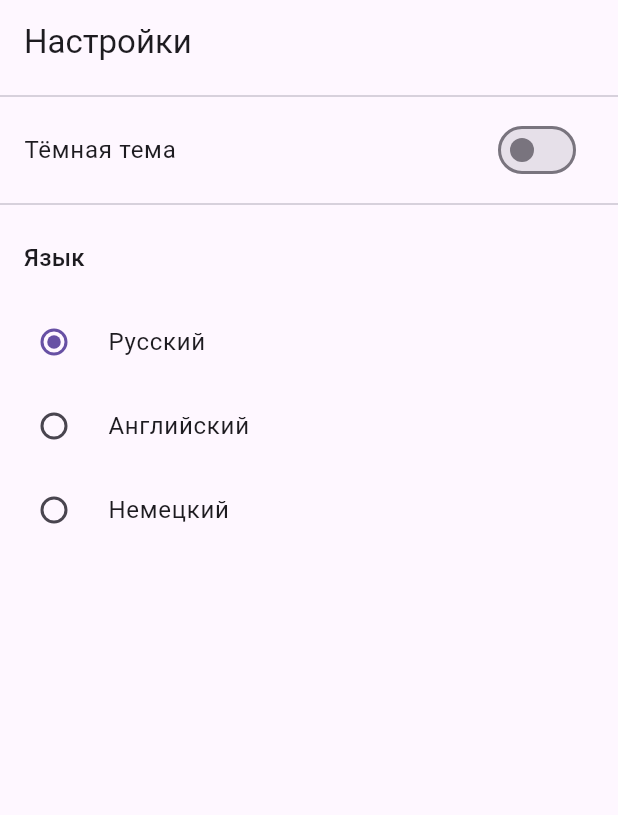
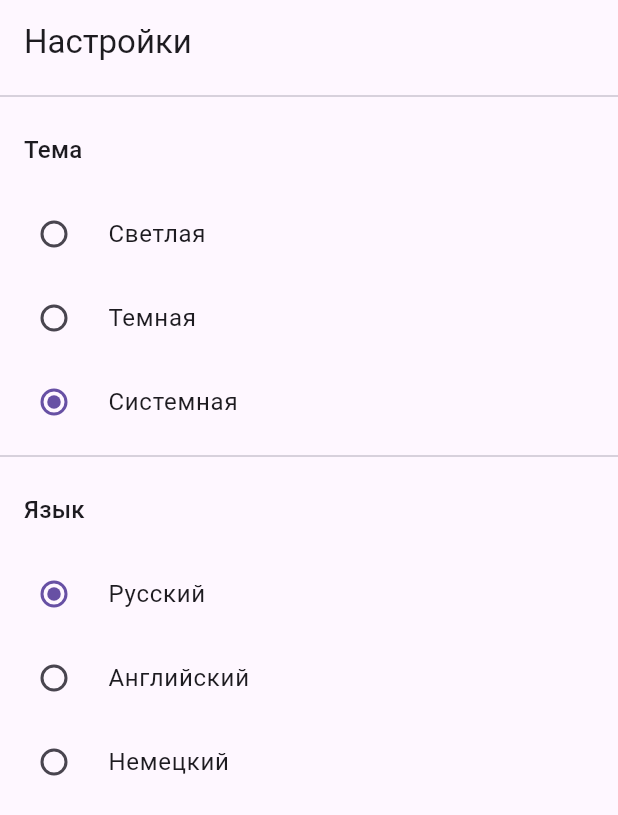
Before and after one commit to neo321654/easy_box, a Flutter app: the SettingsPage screen opened by its route, after a tap on "Russian", on a phone screen of 412 x 824 dp. Shown: the top 815 px of the screen. Run offline on Flutter 3.47's test engine with Material 3 defaults, Android fonts, the phone set to English and light mode, and no system bars; our stand-ins replace connectivity_plus, dartz, equatable, flutter_bloc, get_it, go_router and 2 more; missing offline and left inert: mobile_scanner; accounts and stored records are empty.

Commit message:
feat(settings): Add system theme selection

```diff
--- a/lib/features/settings/presentation/pages/settings_page.dart
+++ b/lib/features/settings/presentation/pages/settings_page.dart
@@ -43,14 +43,41 @@ class SettingsPage extends StatelessWidget {
                 },
               ),
               const Divider(),
-              SwitchListTile(
-                title: Text(context.S.settingsThemeTitle),
-                value: settingsState.themeMode == ThemeMode.dark,
-                onChanged: (isDark) {
-                  final themeMode = isDark ? ThemeMode.dark : ThemeMode.light;
-                  context
-                      .read<SettingsBloc>()
-                      .add(ThemeModeChanged(themeMode));
+              Padding(
+                padding: const EdgeInsets.all(AppDimensions.medium),
+                child: Text(
+                  context.S.settingsThemeTitle,
+                  style: Theme.of(context).textTheme.titleMedium,
+                ),
+              ),
+              RadioListTile<ThemeMode>(
+                title: Text(context.S.settingsThemeLight),
+                value: ThemeMode.light,
+                groupValue: settingsState.themeMode,
+                onChanged: (themeMode) {
+                  if (themeMode != null) {
+                    context.read<SettingsBloc>().add(ThemeModeChanged(themeMode));
+                  }
+                },
+              ),
+              RadioListTile<ThemeMode>(
+                title: Text(context.S.settingsThemeDark),
+                value: ThemeMode.dark,
+                groupValue: settingsState.themeMode,
+                onChanged: (themeMode) {
+                  if (themeMode != null) {
+                    context.read<SettingsBloc>().add(ThemeModeChanged(themeMode));
+                  }
+                },
+              ),
+              RadioListTile<ThemeMode>(
+                title: Text(context.S.settingsThemeSystem),
+                value: ThemeMode.system,
+                groupValue: settingsState.themeMode,
+                onChanged: (themeMode) {
+                  if (themeMode != null) {
+                    context.read<SettingsBloc>().add(ThemeModeChanged(themeMode));
+                  }
                 },
               ),
               const Divider(),
--- a/lib/l10n/app_de.arb
+++ b/lib/l10n/app_de.arb
@@ -10,7 +10,10 @@
   "homeMenuScanning": "Scannen",
   "homeMenuSettings": "Einstellungen",
   "settingsPageTitle": "Einstellungen",
-  "settingsThemeTitle": "Dunkles Design",
+  "settingsThemeTitle": "Design",
+  "settingsThemeSystem": "System",
+  "settingsThemeLight": "Hell",
+  "settingsThemeDark": "Dunkel",
   "settingsLanguageTitle": "Sprache",
   "languageRussian": "Russisch",
   "languageEnglish": "Englisch",
--- a/lib/l10n/app_en.arb
+++ b/lib/l10n/app_en.arb
@@ -10,7 +10,10 @@
   "homeMenuScanning": "Scanning",
   "homeMenuSettings": "Settings",
   "settingsPageTitle": "Settings",
-  "settingsThemeTitle": "Dark Theme",
+  "settingsThemeTitle": "Theme",
+  "settingsThemeSystem": "System",
+  "settingsThemeLight": "Light",
+  "settingsThemeDark": "Dark",
   "settingsLanguageTitle": "Language",
   "languageRussian": "Russian",
   "languageEnglish": "English",
--- a/lib/l10n/app_ru.arb
+++ b/lib/l10n/app_ru.arb
@@ -10,7 +10,10 @@
   "homeMenuScanning": "Сканирование",
   "homeMenuSettings": "Настройки",
   "settingsPageTitle": "Настройки",
-  "settingsThemeTitle": "Тёмная тема",
+  "settingsThemeTitle": "Тема",
+  "settingsThemeSystem": "Системная",
+  "settingsThemeLight": "Светлая",
+  "settingsThemeDark": "Темная",
   "settingsLanguageTitle": "Язык",
   "languageRussian": "Русский",
   "languageEnglish": "Английский",
```
Also changed, not shown: lib/generated/app_localizations.dart, lib/generated/app_localizations_de.dart, lib/generated/app_localizations_en.dart, lib/generated/app_localizations_ru.dart.
